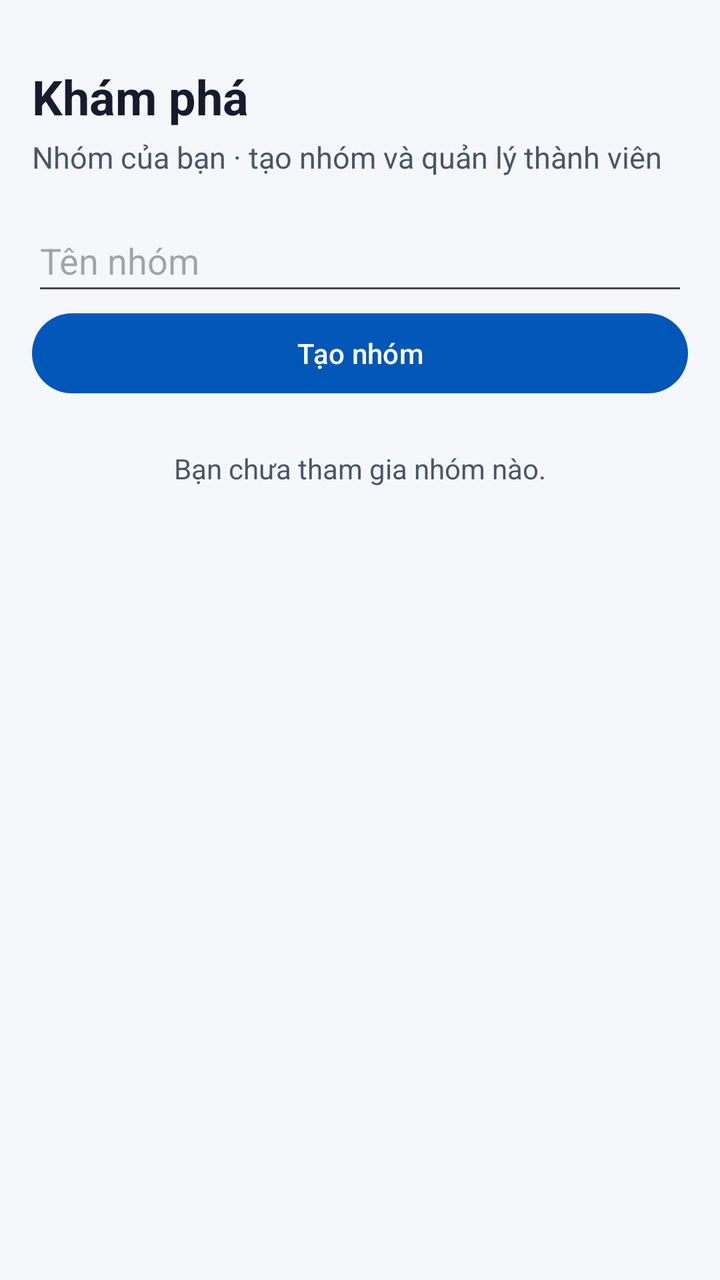
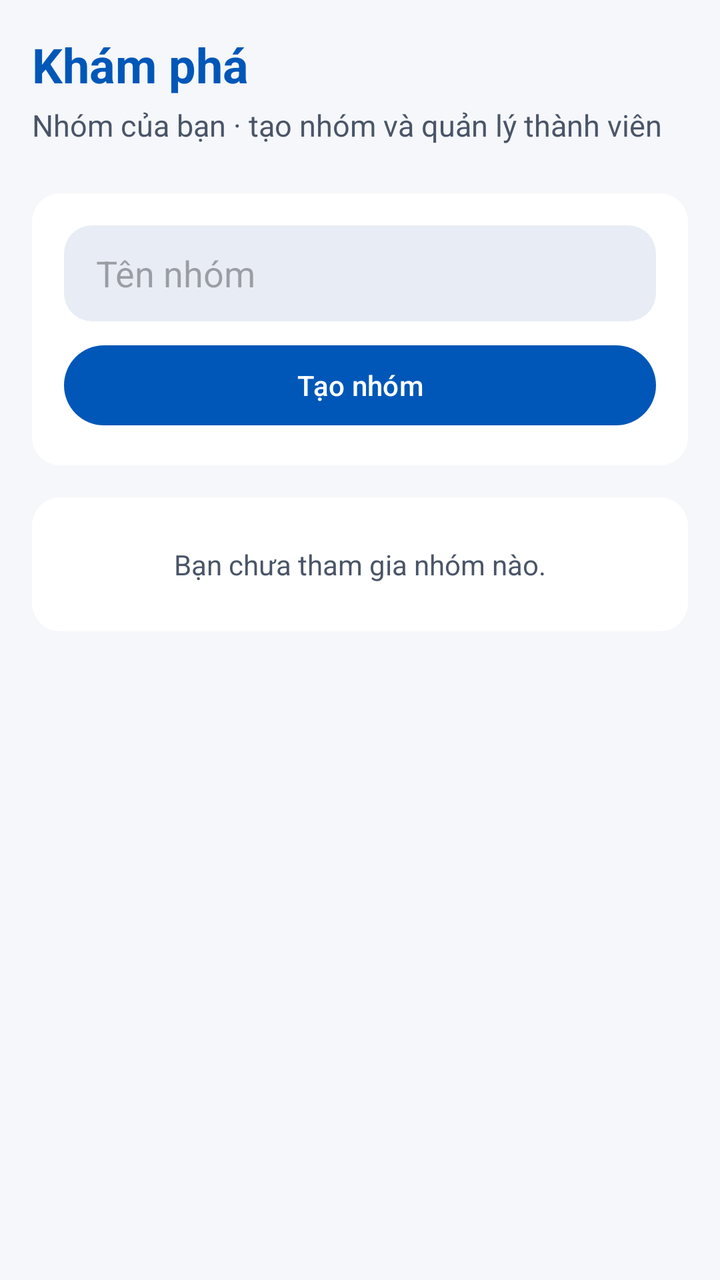

An Android layout rendered at two revisions. The XML below is the earlier revision; the diff shows what the commit changed to produce the second picture.
<!-- AndroidManifest.xml: application theme Theme.UTEChat -->
<!-- res/layout/fragment_discover.xml -->
<?xml version="1.0" encoding="utf-8"?>
<ScrollView xmlns:android="http://schemas.android.com/apk/res/android" android:layout_width="match_parent" android:layout_height="match_parent" android:background="@color/utechat_background" android:fillViewport="true">
 <LinearLayout android:layout_width="match_parent" android:layout_height="wrap_content" android:orientation="vertical" android:padding="@dimen/list_item_padding_h">
  <TextView android:layout_width="match_parent" android:layout_height="wrap_content" android:paddingTop="@dimen/space_md" android:text="@string/discover_title" android:textColor="@color/utechat_on_surface" android:textSize="@dimen/text_xxl" android:textStyle="bold" />
  <TextView android:layout_width="match_parent" android:layout_height="wrap_content" android:layout_marginTop="@dimen/space_xs" android:text="@string/discover_subtitle" android:textColor="@color/utechat_on_surface_variant" android:textSize="@dimen/text_md" />
  <TextView android:id="@+id/tv_groups_error" android:layout_width="match_parent" android:layout_height="wrap_content" android:textColor="@color/utechat_error" android:visibility="gone" />
  <ProgressBar android:id="@+id/progress_groups" android:layout_width="wrap_content" android:layout_height="wrap_content" android:layout_gravity="center_horizontal" android:visibility="gone" />
  <EditText android:id="@+id/et_group_name" android:layout_width="match_parent" android:layout_height="@dimen/touch_target_min" android:layout_marginTop="@dimen/space_md" android:hint="@string/groups_name_hint" android:inputType="textCapSentences" android:maxLength="80" android:singleLine="true" />
  <com.google.android.material.button.MaterialButton android:id="@+id/btn_create_group" android:layout_width="match_parent" android:layout_height="@dimen/touch_target_min" android:text="@string/groups_create_button" />
  <TextView android:id="@+id/tv_group_empty" android:layout_width="match_parent" android:layout_height="wrap_content" android:gravity="center" android:padding="@dimen/space_lg" android:text="@string/groups_empty" android:textColor="@color/utechat_on_surface_variant" />
  <LinearLayout android:id="@+id/layout_groups" android:layout_width="match_parent" android:layout_height="wrap_content" android:orientation="vertical" />
 </LinearLayout>
</ScrollView>
<!-- resources referenced by this layout -->
<resources>
  <color name="utechat_background">#FFF5F7FA</color>
  <color name="utechat_error">#FFDC2626</color>
  <color name="utechat_on_surface">#FF1A1A2E</color>
  <color name="utechat_on_surface_variant">#FF4A5568</color>
  <dimen name="list_item_padding_h">16dp</dimen>
  <dimen name="space_lg">24dp</dimen>
  <dimen name="space_md">16dp</dimen>
  <dimen name="space_xs">4dp</dimen>
  <dimen name="text_md">15sp</dimen>
  <dimen name="text_xxl">24sp</dimen>
  <dimen name="touch_target_min">48dp</dimen>
  <string name="discover_subtitle">Nhóm của bạn · tạo nhóm và quản lý thành viên</string>
  <string name="discover_title">Khám phá</string>
  <string name="groups_create_button">Tạo nhóm</string>
  <string name="groups_empty">Bạn chưa tham gia nhóm nào.</string>
  <string name="groups_name_hint">Tên nhóm</string>
  <style name="Theme.UTEChat" parent="Base.Theme.UTEChat" />
  <style name="Base.Theme.UTEChat" parent="Theme.Material3.DayNight.NoActionBar">
          
          <item name="colorPrimary">@color/utechat_primary</item>
          <item name="colorPrimaryDark">@color/utechat_primary_dark</item>
          <item name="colorPrimaryVariant">@color/utechat_primary_dark</item>
          <item name="colorOnPrimary">@color/utechat_on_primary</item>
  
          
          <item name="colorSecondary">@color/utechat_secondary</item>
          <item name="colorOnSecondary">@color/utechat_on_secondary</item>
  
          
          <item name="android:colorBackground">@color/utechat_background</item>
          <item name="colorSurface">@color/utechat_surface</item>
          <item name="colorOnSurface">@color/utechat_on_surface</item>
          <item name="colorSurfaceVariant">@color/utechat_surface_variant</item>
          <item name="colorOnSurfaceVariant">@color/utechat_on_surface_variant</item>
  
          
          <item name="colorError">@color/utechat_error</item>
      </style>
  <color name="utechat_primary">#FF0057B8</color>
  <color name="utechat_primary_dark">#FF003F87</color>
  <color name="utechat_on_primary">#FFFFFFFF</color>
  <color name="utechat_secondary">#FF00B4D8</color>
  <color name="utechat_on_secondary">#FFFFFFFF</color>
  <color name="utechat_surface">#FFFFFFFF</color>
  <color name="utechat_surface_variant">#FFE8EDF5</color>
</resources>

<!-- the commit's change to res/layout/fragment_discover.xml (unified diff, before → after) -->
@@ -1,13 +1,15 @@
 <?xml version="1.0" encoding="utf-8"?>
 <ScrollView xmlns:android="http://schemas.android.com/apk/res/android" android:layout_width="match_parent" android:layout_height="match_parent" android:background="@color/utechat_background" android:fillViewport="true">
- <LinearLayout android:layout_width="match_parent" android:layout_height="wrap_content" android:orientation="vertical" android:padding="@dimen/list_item_padding_h">
-  <TextView android:layout_width="match_parent" android:layout_height="wrap_content" android:paddingTop="@dimen/space_md" android:text="@string/discover_title" android:textColor="@color/utechat_on_surface" android:textSize="@dimen/text_xxl" android:textStyle="bold" />
+ <LinearLayout android:layout_width="match_parent" android:layout_height="wrap_content" android:orientation="vertical" android:paddingHorizontal="@dimen/list_item_padding_h" android:paddingTop="@dimen/space_md" android:paddingBottom="@dimen/space_xl">
+  <TextView android:layout_width="match_parent" android:layout_height="wrap_content" android:text="@string/discover_title" android:textColor="@color/utechat_primary" android:textSize="@dimen/text_xxl" android:textStyle="bold" />
   <TextView android:layout_width="match_parent" android:layout_height="wrap_content" android:layout_marginTop="@dimen/space_xs" android:text="@string/discover_subtitle" android:textColor="@color/utechat_on_surface_variant" android:textSize="@dimen/text_md" />
   <TextView android:id="@+id/tv_groups_error" android:layout_width="match_parent" android:layout_height="wrap_content" android:textColor="@color/utechat_error" android:visibility="gone" />
   <ProgressBar android:id="@+id/progress_groups" android:layout_width="wrap_content" android:layout_height="wrap_content" android:layout_gravity="center_horizontal" android:visibility="gone" />
-  <EditText android:id="@+id/et_group_name" android:layout_width="match_parent" android:layout_height="@dimen/touch_target_min" android:layout_marginTop="@dimen/space_md" android:hint="@string/groups_name_hint" android:inputType="textCapSentences" android:maxLength="80" android:singleLine="true" />
-  <com.google.android.material.button.MaterialButton android:id="@+id/btn_create_group" android:layout_width="match_parent" android:layout_height="@dimen/touch_target_min" android:text="@string/groups_create_button" />
-  <TextView android:id="@+id/tv_group_empty" android:layout_width="match_parent" android:layout_height="wrap_content" android:gravity="center" android:padding="@dimen/space_lg" android:text="@string/groups_empty" android:textColor="@color/utechat_on_surface_variant" />
-  <LinearLayout android:id="@+id/layout_groups" android:layout_width="match_parent" android:layout_height="wrap_content" android:orientation="vertical" />
+  <LinearLayout android:layout_width="match_parent" android:layout_height="wrap_content" android:layout_marginTop="@dimen/space_lg" android:orientation="vertical" android:padding="@dimen/space_md" android:background="@drawable/bg_list_item">
+   <EditText android:id="@+id/et_group_name" android:layout_width="match_parent" android:layout_height="@dimen/touch_target_min" android:background="@drawable/bg_search_field" android:hint="@string/groups_name_hint" android:inputType="textCapSentences" android:maxLength="80" android:paddingHorizontal="@dimen/space_md" android:singleLine="true" />
+   <com.google.android.material.button.MaterialButton android:id="@+id/btn_create_group" android:layout_width="match_parent" android:layout_height="@dimen/touch_target_min" android:layout_marginTop="@dimen/space_sm" android:text="@string/groups_create_button" />
+  </LinearLayout>
+  <TextView android:id="@+id/tv_group_empty" android:layout_width="match_parent" android:layout_height="wrap_content" android:layout_marginTop="@dimen/space_md" android:background="@drawable/bg_list_item" android:gravity="center" android:padding="@dimen/space_lg" android:text="@string/groups_empty" android:textColor="@color/utechat_on_surface_variant" />
+  <LinearLayout android:id="@+id/layout_groups" android:layout_width="match_parent" android:layout_height="wrap_content" android:layout_marginTop="@dimen/space_sm" android:orientation="vertical" />
  </LinearLayout>
 </ScrollView>
<!-- resource entries referenced after the edit -->
@@ -7,10 +7,24 @@
   <dimen name="list_item_padding_h">16dp</dimen>
   <dimen name="space_lg">24dp</dimen>
   <dimen name="space_md">16dp</dimen>
+  <dimen name="space_sm">8dp</dimen>
+  <dimen name="space_xl">32dp</dimen>
   <dimen name="space_xs">4dp</dimen>
   <dimen name="text_md">15sp</dimen>
   <dimen name="text_xxl">24sp</dimen>
   <dimen name="touch_target_min">48dp</dimen>
+  <!-- drawable bg_list_item (drawable) -->
+  <?xml version="1.0" encoding="utf-8"?>
+  <shape xmlns:android="http://schemas.android.com/apk/res/android" android:shape="rectangle">
+      <solid android:color="@color/utechat_surface" />
+      <corners android:radius="@dimen/list_card_radius" />
+  </shape>
+  <!-- drawable bg_search_field (drawable) -->
+  <?xml version="1.0" encoding="utf-8"?>
+  <shape xmlns:android="http://schemas.android.com/apk/res/android" android:shape="rectangle">
+      <solid android:color="@color/utechat_surface_variant" />
+      <corners android:radius="@dimen/list_card_radius" />
+  </shape>
   <string name="discover_subtitle">Nhóm của bạn · tạo nhóm và quản lý thành viên</string>
   <string name="discover_title">Khám phá</string>
   <string name="groups_create_button">Tạo nhóm</string>
@@ -44,6 +58,7 @@
   <color name="utechat_secondary">#FF00B4D8</color>
   <color name="utechat_on_secondary">#FFFFFFFF</color>
   <color name="utechat_surface">#FFFFFFFF</color>
+  <dimen name="list_card_radius">14dp</dimen>
   <color name="utechat_surface_variant">#FFE8EDF5</color>
 </resources>
 
